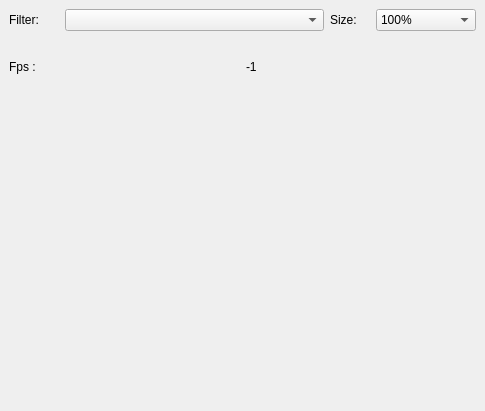
First picture: the form in CapraVision/client/qt/uifiles/WinViewer.ui, repository Octets/SeaGoatVision, before the edit.
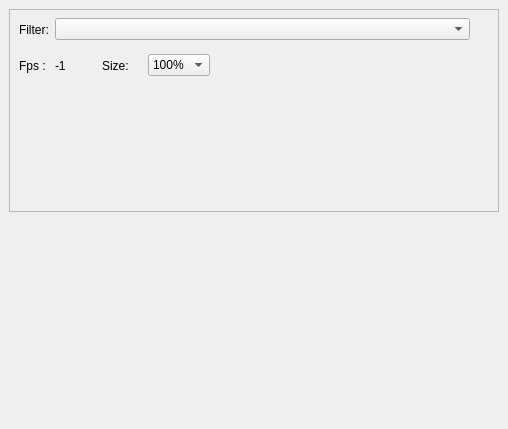
Second picture: the form after the edit.

Diff of the .ui file:
```diff
--- a/CapraVision/client/qt/uifiles/WinViewer.ui
+++ b/CapraVision/client/qt/uifiles/WinViewer.ui
@@ -6,17 +6,60 @@
    <rect>
     <x>0</x>
     <y>0</y>
-    <width>485</width>
-    <height>411</height>
+    <width>508</width>
+    <height>429</height>
    </rect>
   </property>
+  <property name="sizePolicy">
+   <sizepolicy hsizetype="Preferred" vsizetype="Preferred">
+    <horstretch>0</horstretch>
+    <verstretch>0</verstretch>
+   </sizepolicy>
+  </property>
+  <property name="minimumSize">
+   <size>
+    <width>508</width>
+    <height>429</height>
+   </size>
+  </property>
   <property name="windowTitle">
    <string>WinViewer</string>
   </property>
   <widget class="QWidget" name="dockWidgetContents">
    <layout class="QVBoxLayout" name="verticalLayout">
     <item>
+     <widget class="QFrame" name="frame">
+      <property name="sizePolicy">
+       <sizepolicy hsizetype="Minimum" vsizetype="Minimum">
+        <horstretch>0</horstretch>
+        <verstretch>0</verstretch>
+       </sizepolicy>
+      </property>
+      <property name="minimumSize">
+       <size>
+        <width>400</width>
+        <height>80</height>
+       </size>
+      </property>
+      <property name="frameShape">
+       <enum>QFrame::StyledPanel</enum>
+      </property>
+      <property name="frameShadow">
+       <enum>QFrame::Raised</enum>
+      </property>
+      <widget class="QWidget" name="">
+       <property name="geometry">
+        <rect>
+         <x>0</x>
+         <y>0</y>
+         <width>461</width>
+         <height>41</height>
+        </rect>
+       </property>
      <layout class="QHBoxLayout" name="horizontalLayout">
+        <property name="leftMargin">
+         <number>10</number>
+        </property>
       <item>
        <widget class="QLabel" name="label">
         <property name="maximumSize">
@@ -31,7 +74,55 @@
        </widget>
       </item>
       <item>
-       <widget class="QComboBox" name="filterComboBox"/>
+         <widget class="QComboBox" name="filterComboBox">
+          <property name="sizePolicy">
+           <sizepolicy hsizetype="Expanding" vsizetype="Fixed">
+            <horstretch>0</horstretch>
+            <verstretch>0</verstretch>
+           </sizepolicy>
+          </property>
+          <property name="minimumSize">
+           <size>
+            <width>0</width>
+            <height>0</height>
+           </size>
+          </property>
+         </widget>
+        </item>
+       </layout>
+      </widget>
+      <widget class="QWidget" name="">
+       <property name="geometry">
+        <rect>
+         <x>0</x>
+         <y>40</y>
+         <width>201</width>
+         <height>33</height>
+        </rect>
+       </property>
+       <layout class="QHBoxLayout" name="horizontalLayout_2">
+        <property name="leftMargin">
+         <number>10</number>
+        </property>
+        <item>
+         <widget class="QLabel" name="label_3">
+          <property name="sizePolicy">
+           <sizepolicy hsizetype="Maximum" vsizetype="Preferred">
+            <horstretch>0</horstretch>
+            <verstretch>0</verstretch>
+           </sizepolicy>
+          </property>
+          <property name="text">
+           <string>Fps : </string>
+          </property>
+         </widget>
+        </item>
+        <item>
+         <widget class="QLabel" name="lbl_fps">
+          <property name="text">
+           <string>-1</string>
+          </property>
+         </widget>
       </item>
       <item>
        <widget class="QLabel" name="label_2">
@@ -110,24 +201,8 @@
        </widget>
       </item>
      </layout>
-    </item>
-    <item>
-     <layout class="QHBoxLayout" name="horizontalLayout_2">
-      <item>
-       <widget class="QLabel" name="label_3">
-        <property name="text">
-         <string>Fps : </string>
-        </property>
-       </widget>
-      </item>
-      <item>
-       <widget class="QLabel" name="lbl_fps">
-        <property name="text">
-         <string>-1</string>
-        </property>
-       </widget>
-      </item>
-     </layout>
+      </widget>
+     </widget>
     </item>
     <item>
      <widget class="QLabel" name="imageLabel">
@@ -136,8 +211,8 @@
       </property>
       <property name="minimumSize">
        <size>
-        <width>400</width>
-        <height>300</height>
+        <width>0</width>
+        <height>0</height>
        </size>
       </property>
       <property name="maximumSize">
```
Lines whose indentation alone changed are shown as unchanged.
